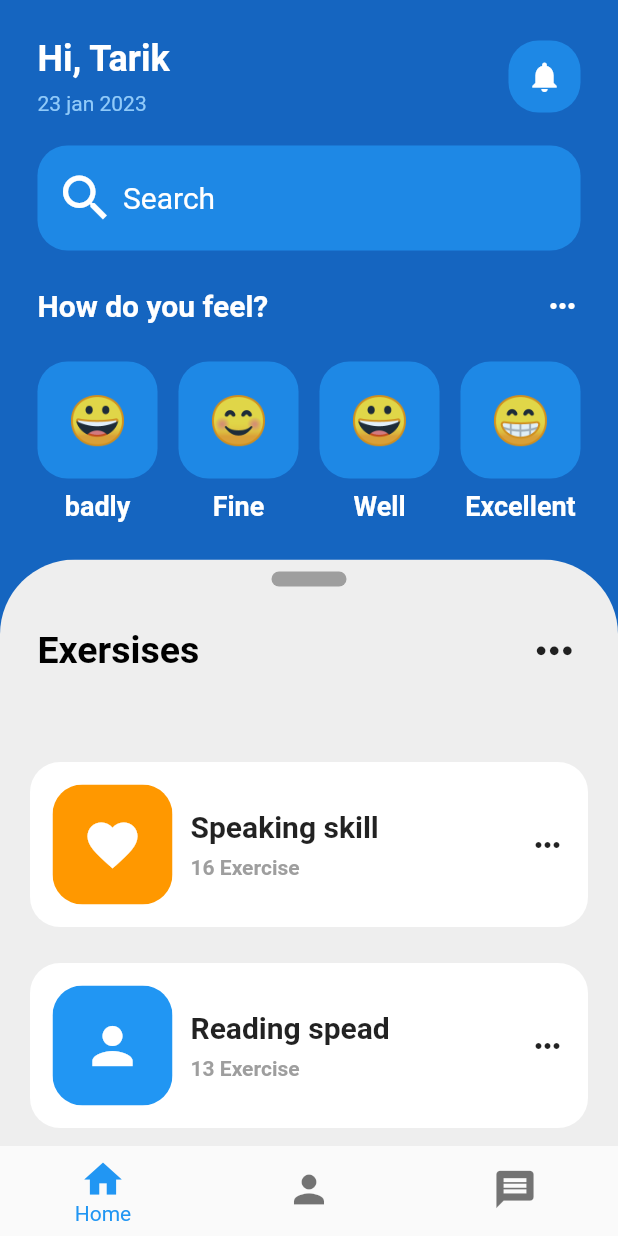
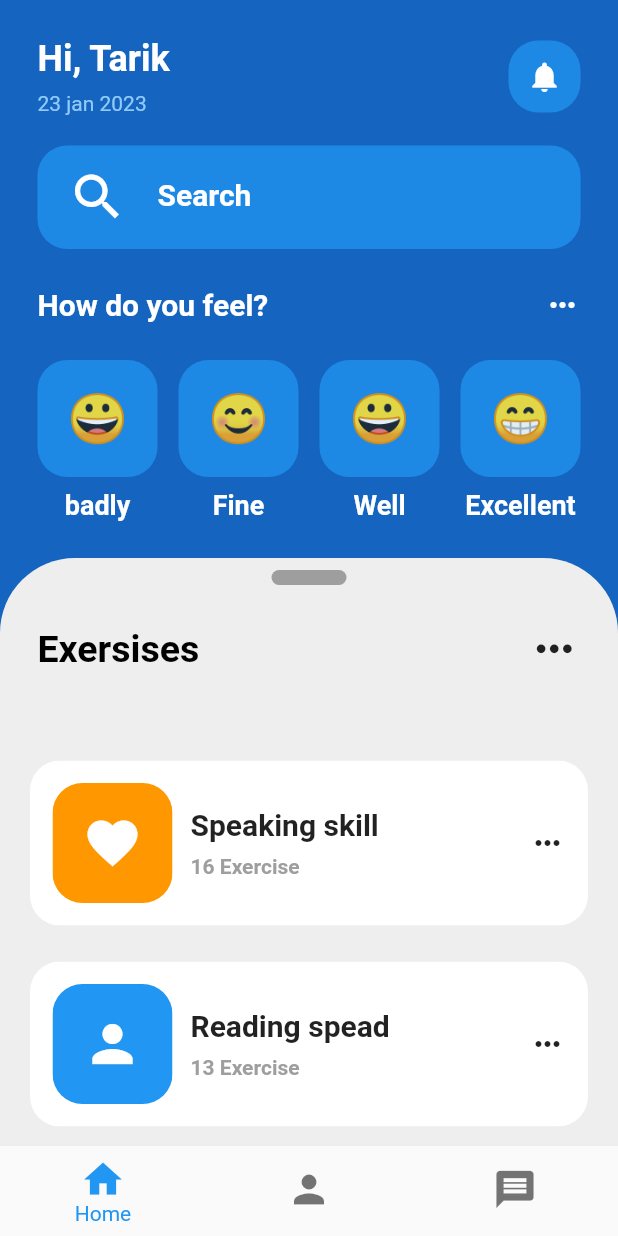
Before and after one commit to tarik350/mental-health-app, a Flutter app: the screen it shows after launch, on a phone screen of 412 x 824 dp. Run offline on Flutter 3.47's test engine with Material 2 defaults, Android fonts, the phone set to English and light mode, and no system bars.

Commit message:
finished the search field

```diff
--- a/lib/pages/home_page.dart
+++ b/lib/pages/home_page.dart
@@ -78,6 +78,7 @@ class _HomePageState extends State<HomePage> with TickerProviderStateMixin {
     var size = MediaQuery.of(context).size;
     var textStyle = TextStyle(
         color: Colors.white, fontSize: 18, fontWeight: FontWeight.bold);
+    GlobalKey<FormState> formkey = GlobalKey<FormState>();
     return Scaffold(
       backgroundColor: Colors.blue[800],
       bottomNavigationBar: ClipRRect(
@@ -145,27 +146,73 @@ class _HomePageState extends State<HomePage> with TickerProviderStateMixin {
                       height: 20,
                     ),
                     //the search bar
-                    Container(
-                      height: 70,
-                      decoration: BoxDecoration(
-                          color: Colors.blue.shade600,
+
+                    Form(
+                      key: formkey,
+                      child: TextFormField(
+                        autovalidateMode: AutovalidateMode.onUserInteraction,
+                        style: TextStyle(color: Colors.white, fontSize: 25),
+                        cursorColor: Colors.white,
+                        decoration: InputDecoration(
+                          filled: true,
+                          labelText: 'Search',
+                          labelStyle: TextStyle(
+                              color: Colors.white,
+                              fontSize: 20,
+                              fontWeight: FontWeight.bold),
+                          floatingLabelBehavior: FloatingLabelBehavior.never,
+                          contentPadding: EdgeInsets.all(20),
+                          fillColor: Colors.blue.shade600,
+                          prefixIcon: Padding(
+                            padding: EdgeInsets.symmetric(horizontal: 20),
+                            child: Icon(
+                              Icons.search,
+                              color: Colors.white,
+                              size: 40,
+                            ),
+                          ),
+                          border: OutlineInputBorder(
+                              borderSide: BorderSide.none,
                               borderRadius: BorderRadius.circular(20)),
-                      child: Padding(
-                          padding: const EdgeInsets.all(12),
-                          child: Row(children: const <Widget>[
-                            Icon(
-                              Icons.search,
-                              size: 40,
-                              color: Colors.white,
                         ),
-                            SizedBox(
-                              width: 5,
+                        validator: (value) {
+                          if (value == null || value.isEmpty) {
+                            return 'can\'t search empty field';
+                          } else
+                            return null;
+                        },
+                        onFieldSubmitted: ((value) {
+                          if (formkey.currentState!.validate()) {
+                            formkey.currentState!.save();
+                          }
+                        }),
+                        onSaved: (newValue) {
+                          print(newValue);
+                        },
                       ),
-                            Text('Search',
-                                style: TextStyle(
-                                    color: Colors.white, fontSize: 20))
-                          ])),
                     ),
+
+                    // Container(
+                    //   height: 70,
+                    //   decoration: BoxDecoration(
+                    //       color: Colors.blue.shade600,
+                    //       borderRadius: BorderRadius.circular(20)),
+                    //   child: Padding(
+                    //       padding: const EdgeInsets.all(12),
+                    //       child: Row(children: const <Widget>[
+                    //         Icon(
+                    //           Icons.search,
+                    //           size: 40,
+                    //           color: Colors.white,
+                    //         ),
+                    //         SizedBox(
+                    //           width: 5,
+                    //         ),
+                    //         Text('Search',
+                    //             style: TextStyle(
+                    //                 color: Colors.white, fontSize: 20))
+                    //       ])),
+                    // ),
                     //the text just bellow the search bar
                     const SizedBox(
                       height: 25,
@@ -251,7 +298,6 @@ class _HomePageState extends State<HomePage> with TickerProviderStateMixin {
                     topRight: Radius.circular(50)),
                 child: Container(
                     color: Colors.grey.shade200,
-                  child: Expanded(
                     child: Column(
                       children: [
                         const SizedBox(
@@ -293,8 +339,9 @@ class _HomePageState extends State<HomePage> with TickerProviderStateMixin {
                         ),
                         //list view of exercises
                         Expanded(
-                        child:
-                            ListView(scrollDirection: Axis.vertical, children: [
+                          child: ListView(
+                              scrollDirection: Axis.vertical,
+                              children: [
                                 ExerciseTile(
                                   title: 'Speaking skill',
                                   subtitle: '16 Exercise',
@@ -319,7 +366,6 @@ class _HomePageState extends State<HomePage> with TickerProviderStateMixin {
                     )),
               ),
             ),
-            ),
           ])),
     );
   }
```
Also changed, not shown: lib/utils/emotion_faces.dart (+49 -0 lines). Lines whose indentation alone changed are shown as unchanged.
